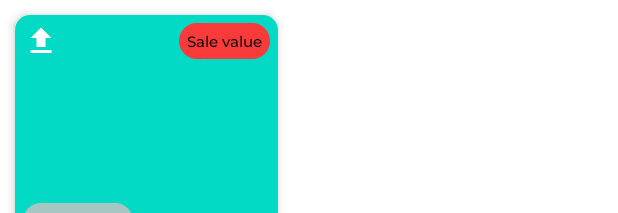
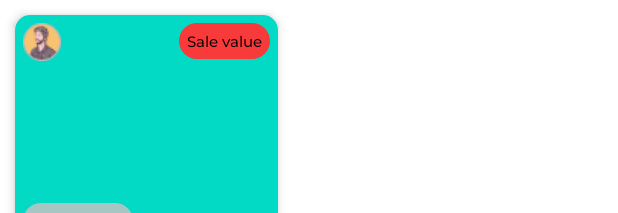
Before and after one commit to inimitab1e/OnlineShop, an Android app: the layout sale_recyclerview_item.xml on its own in the app's theme, with its tools: preview values and no code run, on a phone screen of 412 x 824 dp. Shown: the top 213 px of the screen. Run offline under Robolectric (Android 15) with nearby library versions, the phone set to English and light mode, and no system bars.

Commit message:
sale item ui fixed

```diff
--- a/app/src/main/res/layout/item_details_fragment_buttons_group_layout.xml
+++ b/app/src/main/res/layout/item_details_fragment_buttons_group_layout.xml
@@ -26,6 +26,7 @@
             android:layout_width="wrap_content"
             android:layout_height="wrap_content"
             android:layout_marginTop="@dimen/quantity_value_text_margin_top"
+            android:layout_marginStart="@dimen/quantity_value_text_margin_start"
             android:fontFamily="@font/montserrat_m"
             android:text="@string/quantity_value_default_text"
             android:textColor="@color/white"
--- a/app/src/main/res/layout/sale_recyclerview_item.xml
+++ b/app/src/main/res/layout/sale_recyclerview_item.xml
@@ -26,7 +26,7 @@
                 android:id="@+id/ivSeller"
                 android:layout_width="wrap_content"
                 android:layout_height="wrap_content"
-                android:src="@drawable/ic_upload_24"
+                android:src="@drawable/ic_seller"
                 android:layout_margin="@dimen/sale_ltem_margin"
                 app:layout_constraintStart_toStartOf="parent"
                 app:layout_constraintTop_toTopOf="parent" />
--- a/app/src/main/res/values/dimens.xml
+++ b/app/src/main/res/values/dimens.xml
@@ -113,4 +113,5 @@
     <dimen name="quantity_text_margin_start">24dp</dimen>
     <dimen name="quantity_text_margin_top">14dp</dimen>
     <dimen name="quantity_value_text_margin_top">14dp</dimen>
+    <dimen name="quantity_value_text_margin_start">5dp</dimen>
 </resources>
```
Also changed, not shown: app/src/main/res/drawable/ic_seller.png (added).
